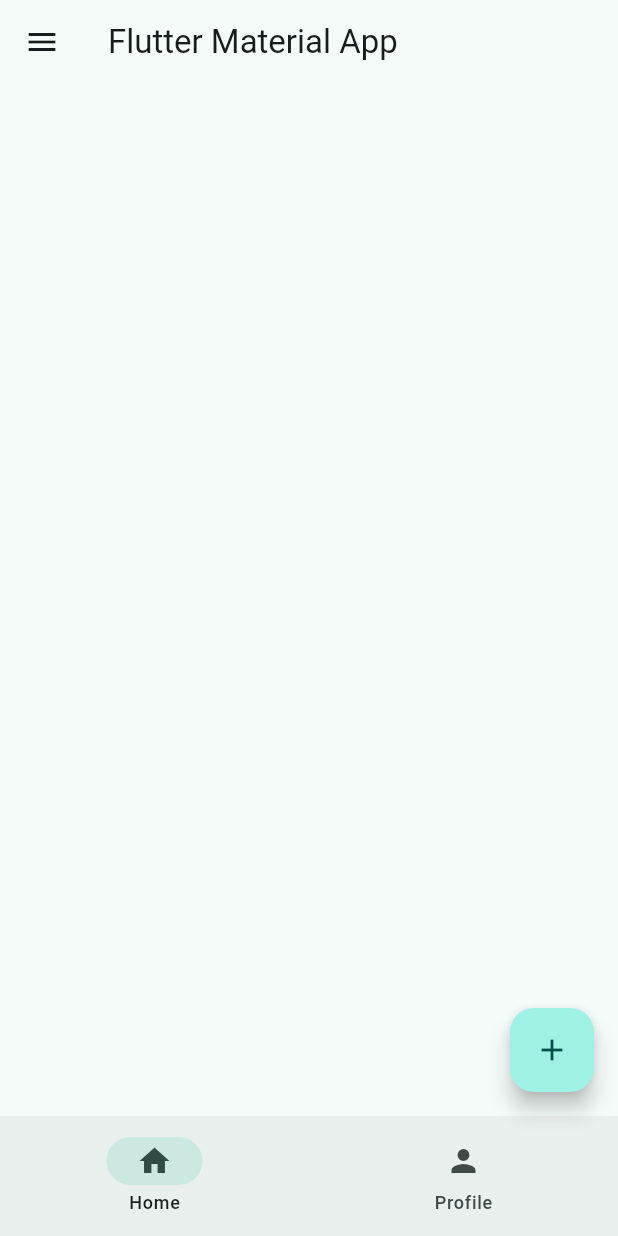
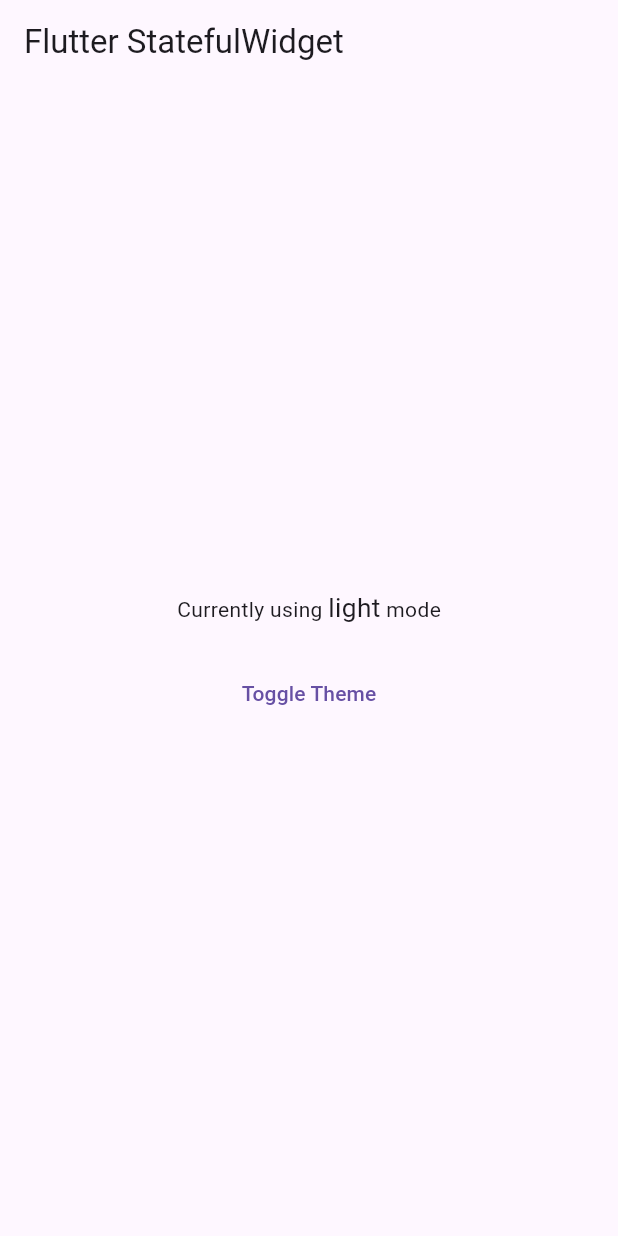
Before and after one commit to cylixlee/flutter-course, a Flutter app: the screen it shows after launch, on a phone screen of 412 x 824 dp. Run offline on Flutter 3.47's test engine with Material 3 defaults, Android fonts, the phone set to English and light mode, and no system bars; missing offline and left inert: window_manager.

Commit message:
feature: Create an Stateful app that can toggle light/dark theme.

```diff
--- a/lib/main.dart
+++ b/lib/main.dart
@@ -21,37 +21,50 @@ void main() async {
   runApp(const MyApp());
 }
 
-class MyApp extends StatelessWidget {
+class MyApp extends StatefulWidget {
   const MyApp({super.key});
+
+  @override
+  State<MyApp> createState() => _MyAppState();
+}
+
+class _MyAppState extends State<MyApp> {
+  bool _useDarkMode = false;
 
   @override
   Widget build(BuildContext context) {
     return MaterialApp(
       home: Scaffold(
-        appBar: AppBar(title: Text("Flutter Material App")),
-        drawer: Drawer(
+        appBar: AppBar(title: Text("Flutter StatefulWidget")),
+        body: Center(
           child: Column(
+            mainAxisAlignment: MainAxisAlignment.center,
             children: [
-              DrawerHeader(child: Text("Drawer Header")),
-              ListTile(title: Text("Logout")),
+              Row(
+                mainAxisAlignment: MainAxisAlignment.center,
+                children: [
+                  Text("Currently using "),
+                  Text(
+                    _useDarkMode ? "dark" : "light",
+                    textScaler: TextScaler.linear(1.25),
+                  ),
+                  Text(" mode"),
+                ],
+              ),
+              SizedBox(height: 20),
+              TextButton(
+                onPressed: () {
+                  setState(() {
+                    _useDarkMode = !_useDarkMode;
+                  });
+                },
+                child: Text("Toggle Theme"),
+              ),
             ],
           ),
         ),
-        bottomNavigationBar: NavigationBar(
-          destinations: [
-            NavigationDestination(icon: Icon(Icons.home), label: "Home"),
-            NavigationDestination(icon: Icon(Icons.person), label: "Profile"),
-          ],
-        ),
-        floatingActionButton: FloatingActionButton(
-          child: Icon(Icons.add),
-          onPressed: () {},
-        ),
       ),
-      theme: ThemeData.from(
-        colorScheme: ColorScheme.fromSeed(seedColor: Colors.teal),
-      ),
-      debugShowCheckedModeBanner: false,
+      theme: _useDarkMode ? ThemeData.dark() : ThemeData.light(),
     );
   }
 }
```
